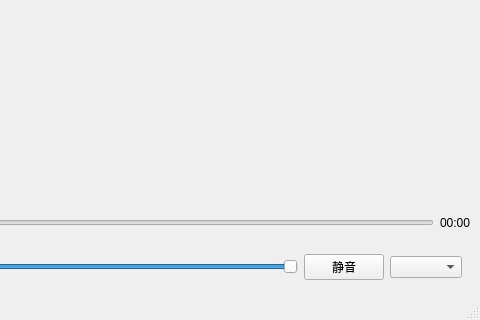
xyhez/TinyVideoProcessor, file src/ui/mainwindow.ui: the form before one commit; both pictures show x 642 to 1122 and y 473 to 793 of the 1122 by 793 pixel window.
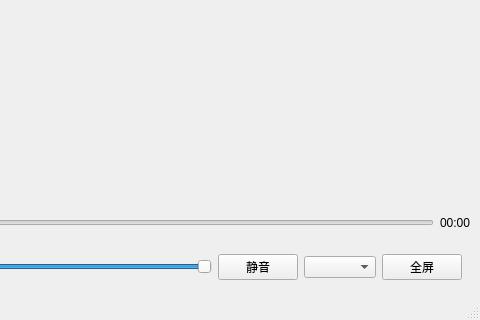
The form after the commit.

Commit message:
feat: 增加窗口全屏模式
- 在 MainWindow UI 控制栏新增 pushButton_fullscreen
- 增加 isFullScreenMode_ 记录窗口全屏状态
- 新增 ToggleFullScreen、EnterFullScreen、ExitFullScreen 和 UpdateFullScreenButton
- 点击全屏按钮可在普通窗口和全屏之间切换
- 支持 F 和 F11 快捷键切换全屏
- 支持 Esc 在全屏状态下退出全屏
- 全屏按钮文本在“全屏”和“退出全屏”之间同步
- 全屏切换仅调用 Qt 窗口 API，不重建播放管线
- 保持 MainWindow 不直接依赖基础设施层播放组件
- 新增 Phase1.4 任务3 全屏模式报告
- 更新 Phase1.4 任务报告和 Phase1 完善功能计划

Diff of the .ui file:
```diff
--- a/src/ui/mainwindow.ui
+++ b/src/ui/mainwindow.ui
@@ -128,6 +128,13 @@
          <item>
           <widget class="QComboBox" name="comboBox_speed"/>
          </item>
+         <item>
+          <widget class="QPushButton" name="pushButton_fullscreen">
+           <property name="text">
+            <string>全屏</string>
+           </property>
+          </widget>
+         </item>
         </layout>
        </widget>
       </item>
```
The commit also changes 5 other files.
